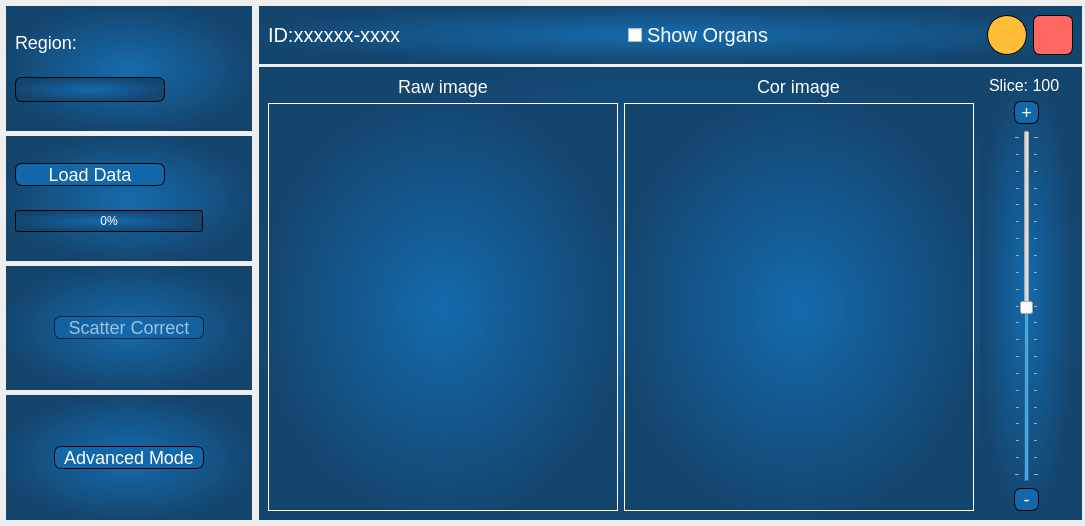
Qt form BachelorProjekt/mainwindow.ui (ChristianThingKnudsen/BachelorProject) before a commit.
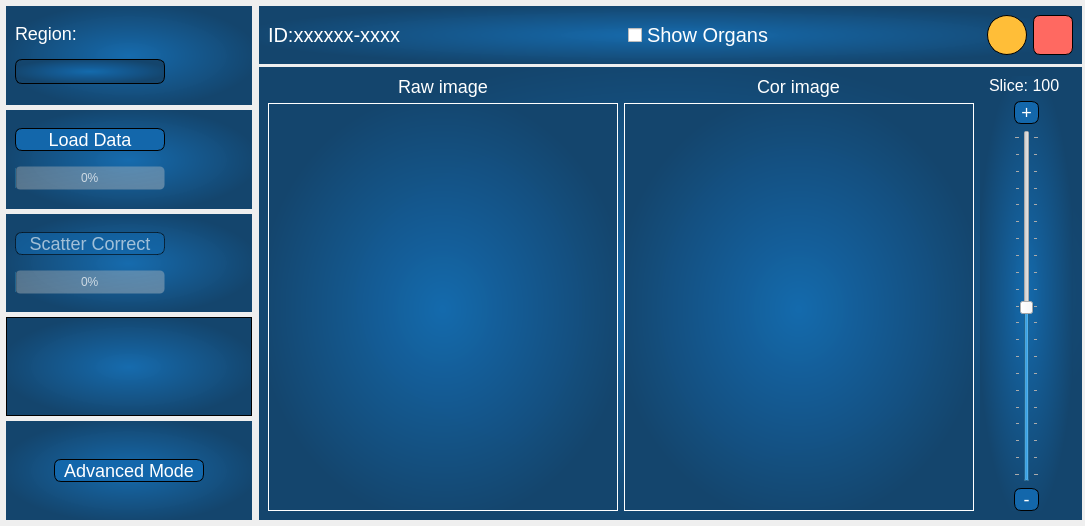
The same form after that commit. Icons and pictures are not drawn. Custom widgets are drawn as their Qt base class.

Commit message: Load data now diplays a more correct image

What changed in the file:
```diff
--- a/BachelorProjekt/mainwindow.ui
+++ b/BachelorProjekt/mainwindow.ui
@@ -323,13 +323,28 @@
            <widget class="QProgressBar" name="progressBarLoad">
             <property name="maximumSize">
              <size>
-              <width>188</width>
+              <width>150</width>
               <height>16777215</height>
              </size>
             </property>
+            <property name="styleSheet">
+             <string notr="true">QProgressBar{
+border: 1px solid transparent;
+text-align: center;
+color:rgba(255,255,255,70%);
+border-radius: 5px;
+background-color:qlineargradient(spread:pad, x1:0, y1:0, x2:1, y2:1, stop:0 rgba(182, 182, 182, 100), stop:1 rgba(209, 209, 209, 100));
+}                               </string>
+            </property>
             <property name="value">
              <number>0</number>
             </property>
+            <property name="textVisible">
+             <bool>true</bool>
+            </property>
+            <property name="textDirection">
+             <enum>QProgressBar::TopToBottom</enum>
+            </property>
            </widget>
           </item>
          </layout>
@@ -337,13 +352,455 @@
        </item>
        <item>
         <widget class="QFrame" name="frame">
+         <property name="palette">
+          <palette>
+           <active>
+            <colorrole role="WindowText">
+             <brush brushstyle="SolidPattern">
+              <color alpha="255">
+               <red>0</red>
+               <green>0</green>
+               <blue>0</blue>
+              </color>
+             </brush>
+            </colorrole>
+            <colorrole role="Button">
+             <brush brushstyle="SolidPattern">
+              <color alpha="255">
+               <red>255</red>
+               <green>255</green>
+               <blue>255</blue>
+              </color>
+             </brush>
+            </colorrole>
+            <colorrole role="Light">
+             <brush brushstyle="SolidPattern">
+              <color alpha="255">
+               <red>255</red>
+               <green>255</green>
+               <blue>255</blue>
+              </color>
+             </brush>
+            </colorrole>
+            <colorrole role="Midlight">
+             <brush brushstyle="SolidPattern">
+              <color alpha="255">
+               <red>255</red>
+               <green>255</green>
+               <blue>255</blue>
+              </color>
+             </brush>
+            </colorrole>
+            <colorrole role="Dark">
+             <brush brushstyle="SolidPattern">
+              <color alpha="255">
+               <red>127</red>
+               <green>127</green>
+               <blue>127</blue>
+              </color>
+             </brush>
+            </colorrole>
+            <colorrole role="Mid">
+             <brush brushstyle="SolidPattern">
+              <color alpha="255">
+               <red>170</red>
+               <green>170</green>
+               <blue>170</blue>
+              </color>
+             </brush>
+            </colorrole>
+            <colorrole role="Text">
+             <brush brushstyle="SolidPattern">
+              <color alpha="255">
+               <red>0</red>
+               <green>0</green>
+               <blue>0</blue>
+              </color>
+             </brush>
+            </colorrole>
+            <colorrole role="BrightText">
+             <brush brushstyle="SolidPattern">
+              <color alpha="255">
+               <red>255</red>
+               <green>255</green>
+               <blue>255</blue>
+              </color>
+             </brush>
+            </colorrole>
+            <colorrole role="ButtonText">
+             <brush brushstyle="SolidPattern">
+              <color alpha="255">
+               <red>0</red>
+               <green>0</green>
+               <blue>0</blue>
+              </color>
+             </brush>
+            </colorrole>
+            <colorrole role="Base">
+             <brush brushstyle="SolidPattern">
+              <color alpha="255">
+               <red>255</red>
+               <green>255</green>
+               <blue>255</blue>
+              </color>
+             </brush>
+            </colorrole>
+            <colorrole role="Window">
+             <brush brushstyle="SolidPattern">
+              <color alpha="255">
+               <red>255</red>
+               <green>255</green>
+               <blue>255</blue>
+              </color>
+             </brush>
+            </colorrole>
+            <colorrole role="Shadow">
+             <brush brushstyle="SolidPattern">
+              <color alpha="255">
+               <red>0</red>
+               <green>0</green>
+               <blue>0</blue>
+              </color>
+             </brush>
+            </colorrole>
+            <colorrole role="AlternateBase">
+             <brush brushstyle="SolidPattern">
+              <color alpha="255">
+               <red>255</red>
+               <green>255</green>
+               <blue>255</blue>
+              </color>
+             </brush>
+            </colorrole>
+            <colorrole role="ToolTipBase">
+             <brush brushstyle="SolidPattern">
+              <color alpha="255">
+               <red>255</red>
+               <green>255</green>
+               <blue>220</blue>
+              </color>
+             </brush>
+            </colorrole>
+            <colorrole role="ToolTipText">
+             <brush brushstyle="SolidPattern">
+              <color alpha="255">
+               <red>0</red>
+               <green>0</green>
+               <blue>0</blue>
+              </color>
+             </brush>
+            </colorrole>
+            <colorrole role="PlaceholderText">
+             <brush brushstyle="SolidPattern">
+              <color alpha="128">
+               <red>0</red>
+               <green>0</green>
+               <blue>0</blue>
+              </color>
+             </brush>
+            </colorrole>
+           </active>
+           <inactive>
+            <colorrole role="WindowText">
+             <brush brushstyle="SolidPattern">
+              <color alpha="255">
+               <red>0</red>
+               <green>0</green>
+               <blue>0</blue>
+              </color>
+             </brush>
+            </colorrole>
+            <colorrole role="Button">
+             <brush brushstyle="SolidPattern">
+              <color alpha="255">
+               <red>255</red>
+               <green>255</green>
+               <blue>255</blue>
+              </color>
+             </brush>
+            </colorrole>
+            <colorrole role="Light">
+             <brush brushstyle="SolidPattern">
+              <color alpha="255">
+               <red>255</red>
+               <green>255</green>
+               <blue>255</blue>
+              </color>
+             </brush>
+            </colorrole>
+            <colorrole role="Midlight">
+             <brush brushstyle="SolidPattern">
+              <color alpha="255">
+               <red>255</red>
+               <green>255</green>
+               <blue>255</blue>
+              </color>
+             </brush>
+            </colorrole>
+            <colorrole role="Dark">
+             <brush brushstyle="SolidPattern">
+              <color alpha="255">
+               <red>127</red>
+               <green>127</green>
+               <blue>127</blue>
+              </color>
+             </brush>
+            </colorrole>
+            <colorrole role="Mid">
+             <brush brushstyle="SolidPattern">
+              <color alpha="255">
+               <red>170</red>
+               <green>170</green>
+               <blue>170</blue>
+              </color>
+             </brush>
+            </colorrole>
+            <colorrole role="Text">
+             <brush brushstyle="SolidPattern">
+              <color alpha="255">
+               <red>0</red>
+               <green>0</green>
+               <blue>0</blue>
+              </color>
+             </brush>
+            </colorrole>
+            <colorrole role="BrightText">
+             <brush brushstyle="SolidPattern">
+              <color alpha="255">
+               <red>255</red>
+               <green>255</green>
+               <blue>255</blue>
+              </color>
+             </brush>
+            </colorrole>
+            <colorrole role="ButtonText">
+             <brush brushstyle="SolidPattern">
+              <color alpha="255">
+               <red>0</red>
+               <green>0</green>
+               <blue>0</blue>
+              </color>
+             </brush>
+            </colorrole>
+            <colorrole role="Base">
+             <brush brushstyle="SolidPattern">
+              <color alpha="255">
+               <red>255</red>
+               <green>255</green>
+               <blue>255</blue>
+              </color>
+             </brush>
+            </colorrole>
+            <colorrole role="Window">
+             <brush brushstyle="SolidPattern">
+              <color alpha="255">
+               <red>255</red>
+               <green>255</green>
+               <blue>255</blue>
+              </color>
+             </brush>
+            </colorrole>
+            <colorrole role="Shadow">
+             <brush brushstyle="SolidPattern">
+              <color alpha="255">
+               <red>0</red>
+               <green>0</green>
+               <blue>0</blue>
+              </color>
+             </brush>
+            </colorrole>
+            <colorrole role="AlternateBase">
+             <brush brushstyle="SolidPattern">
+              <color alpha="255">
+               <red>255</red>
+               <green>255</green>
+               <blue>255</blue>
+              </color>
+             </brush>
+            </colorrole>
+            <colorrole role="ToolTipBase">
+             <brush brushstyle="SolidPattern">
+              <color alpha="255">
+               <red>255</red>
+               <green>255</green>
+               <blue>220</blue>
+              </color>
+             </brush>
+            </colorrole>
+            <colorrole role="ToolTipText">
+             <brush brushstyle="SolidPattern">
+              <color alpha="255">
+               <red>0</red>
+               <green>0</green>
+               <blue>0</blue>
+              </color>
+             </brush>
+            </colorrole>
+            <colorrole role="PlaceholderText">
+             <brush brushstyle="SolidPattern">
+              <color alpha="128">
+               <red>0</red>
+               <green>0</green>
+               <blue>0</blue>
+              </color>
+             </brush>
+            </colorrole>
+           </inactive>
+           <disabled>
+            <colorrole role="WindowText">
+             <brush brushstyle="SolidPattern">
+              <color alpha="255">
+               <red>127</red>
+               <green>127</green>
+               <blue>127</blue>
+              </color>
+             </brush>
+            </colorrole>
+            <colorrole role="Button">
+             <brush brushstyle="SolidPattern">
+              <color alpha="255">
+               <red>255</red>
+               <green>255</green>
+               <blue>255</blue>
+              </color>
+             </brush>
+            </colorrole>
+            <colorrole role="Light">
+             <brush brushstyle="SolidPattern">
+              <color alpha="255">
+               <red>255</red>
+               <green>255</green>
+               <blue>255</blue>
+              </color>
+             </brush>
+            </colorrole>
+            <colorrole role="Midlight">
+             <brush brushstyle="SolidPattern">
+              <color alpha="255">
+               <red>255</red>
+               <green>255</green>
+               <blue>255</blue>
+              </color>
+             </brush>
+            </colorrole>
+            <colorrole role="Dark">
+             <brush brushstyle="SolidPattern">
+              <color alpha="255">
+               <red>127</red>
+               <green>127</green>
+               <blue>127</blue>
+              </color>
+             </brush>
+            </colorrole>
+            <colorrole role="Mid">
+             <brush brushstyle="SolidPattern">
+              <color alpha="255">
+               <red>170</red>
+               <green>170</green>
+               <blue>170</blue>
+              </color>
+             </brush>
+            </colorrole>
+            <colorrole role="Text">
+             <brush brushstyle="SolidPattern">
+              <color alpha="255">
+               <red>127</red>
+               <green>127</green>
+               <blue>127</blue>
+              </color>
+             </brush>
+            </colorrole>
+            <colorrole role="BrightText">
+             <brush brushstyle="SolidPattern">
+              <color alpha="255">
+               <red>255</red>
+               <green>255</green>
+               <blue>255</blue>
+              </color>
+             </brush>
+            </colorrole>
+            <colorrole role="ButtonText">
+             <brush brushstyle="SolidPattern">
+              <color alpha="255">
+               <red>127</red>
+               <green>127</green>
+               <blue>127</blue>
+              </color>
+             </brush>
+            </colorrole>
+            <colorrole role="Base">
+             <brush brushstyle="SolidPattern">
+              <color alpha="255">
+               <red>255</red>
+               <green>255</green>
+               <blue>255</blue>
+              </color>
+             </brush>
+            </colorrole>
+            <colorrole role="Window">
+             <brush brushstyle="SolidPattern">
+              <color alpha="255">
+               <red>255</red>
+               <green>255</green>
+               <blue>255</blue>
+              </color>
+             </brush>
+            </colorrole>
+            <colorrole role="Shadow">
+             <brush brushstyle="SolidPattern">
+              <color alpha="255">
+               <red>0</red>
+               <green>0</green>
+               <blue>0</blue>
+              </color>
+             </brush>
+            </colorrole>
+            <colorrole role="AlternateBase">
+             <brush brushstyle="SolidPattern">
+              <color alpha="255">
+               <red>255</red>
+               <green>255</green>
+               <blue>255</blue>
+              </color>
+             </brush>
+            </colorrole>
+            <colorrole role="ToolTipBase">
+             <brush brushstyle="SolidPattern">
+              <color alpha="255">
+               <red>255</red>
+               <green>255</green>
+               <blue>220</blue>
+              </color>
+             </brush>
+            </colorrole>
+            <colorrole role="ToolTipText">
+             <brush brushstyle="SolidPattern">
+              <color alpha="255">
+               <red>0</red>
+               <green>0</green>
+               <blue>0</blue>
+              </color>
+             </brush>
+            </colorrole>
+            <colorrole role="PlaceholderText">
+             <brush brushstyle="SolidPattern">
+              <color alpha="128">
+               <red>0</red>
+               <green>0</green>
+               <blue>0</blue>
+              </color>
+             </brush>
+            </colorrole>
+           </disabled>
+          </palette>
+         </property>
          <property name="styleSheet">
           <string notr="true">QFrame{
 	background-color: qradialgradient(spread:reflect, cx:0.5, cy:0.5, radius:0.7, fx:0.499, fy:0.505682, stop:0 rgba(20, 106, 173, 253), stop:0.756757 rgba(20, 69, 109, 255));
 	color: #ffffff;
 }</string>
          </property>
-         <layout class="QHBoxLayout" name="horizontalLayoutLoadCBCT">
+         <layout class="QVBoxLayout" name="verticalLayout_10">
           <item>
            <widget class="QPushButton" name="btnScatterCorrect">
             <property name="enabled">
@@ -374,9 +831,348 @@
             </property>
            </widget>
           </item>
+          <item>
+           <widget class="QProgressBar" name="progressBarSC">
+            <property name="maximumSize">
+             <size>
+              <width>150</width>
+              <height>16777215</height>
+             </size>
+            </property>
+            <property name="palette">
+             <palette>
+              <active>
+               <colorrole role="WindowText">
+                <brush brushstyle="SolidPattern">
+                 <color alpha="179">
+                  <red>255</red>
+                  <green>255</green>
+                  <blue>255</blue>
+                 </color>
+                </brush>
+               </colorrole>
+               <colorrole role="Button">
+                <brush brushstyle="LinearGradientPattern">
+                 <gradient startx="0.000000000000000" starty="0.000000000000000" endx="1.000000000000000" endy="1.000000000000000" type="LinearGradient" spread="PadSpread" coordinatemode="ObjectBoundingMode">
+                  <gradientstop position="0.000000000000000">
+                   <color alpha="100">
+                    <red>182</red>
+                    <green>182</green>
+                    <blue>182</blue>
+                   </color>
+                  </gradientstop>
+                  <gradientstop position="1.000000000000000">
+                   <color alpha="100">
+                    <red>209</red>
+                    <green>209</green>
+                    <blue>209</blue>
+                   </color>
+                  </gradientstop>
+                 </gradient>
+                </brush>
+               </colorrole>
+               <colorrole role="Text">
+                <brush brushstyle="SolidPattern">
+                 <color alpha="179">
+                  <red>255</red>
+                  <green>255</green>
+                  <blue>255</blue>
+                 </color>
+                </brush>
+               </colorrole>
+               <colorrole role="ButtonText">
+                <brush brushstyle="SolidPattern">
+                 <color alpha="179">
+                  <red>255</red>
+                  <green>255</green>
+                  <blue>255</blue>
+                 </color>
+                </brush>
+               </colorrole>
+               <colorrole role="Base">
+                <brush brushstyle="LinearGradientPattern">
+                 <gradient startx="0.000000000000000" starty="0.000000000000000" endx="1.000000000000000" endy="1.000000000000000" type="LinearGradient" spread="PadSpread" coordinatemode="ObjectBoundingMode">
+                  <gradientstop position="0.000000000000000">
+                   <color alpha="100">
+                    <red>182</red>
+                    <green>182</green>
+                    <blue>182</blue>
+                   </color>
+                  </gradientstop>
+                  <gradientstop position="1.000000000000000">
+                   <color alpha="100">
+                    <red>209</red>
+                    <green>209</green>
+                    <blue>209</blue>
+                   </color>
+                  </gradientstop>
+                 </gradient>
+                </brush>
+               </colorrole>
+               <colorrole role="Window">
+                <brush brushstyle="LinearGradientPattern">
+                 <gradient startx="0.000000000000000" starty="0.000000000000000" endx="1.000000000000000" endy="1.000000000000000" type="LinearGradient" spread="PadSpread" coordinatemode="ObjectBoundingMode">
+                  <gradientstop position="0.000000000000000">
+                   <color alpha="100">
+                    <red>182</red>
+                    <green>182</green>
+                    <blue>182</blue>
+                   </color>
+                  </gradientstop>
+                  <gradientstop position="1.000000000000000">
+                   <color alpha="100">
+                    <red>209</red>
+                    <green>209</green>
+                    <blue>209</blue>
+                   </color>
+                  </gradientstop>
+                 </gradient>
+                </brush>
+               </colorrole>
+               <colorrole role="PlaceholderText">
+                <brush brushstyle="NoBrush">
+                 <color alpha="128">
+                  <red>255</red>
+                  <green>255</green>
+                  <blue>255</blue>
+                 </color>
+                </brush>
+               </colorrole>
+              </active>
+              <inactive>
+               <colorrole role="WindowText">
+                <brush brushstyle="SolidPattern">
+                 <color alpha="179">
+                  <red>255</red>
+                  <green>255</green>
+                  <blue>255</blue>
+                 </color>
+                </brush>
+               </colorrole>
+               <colorrole role="Button">
+                <brush brushstyle="LinearGradientPattern">
+                 <gradient startx="0.000000000000000" starty="0.000000000000000" endx="1.000000000000000" endy="1.000000000000000" type="LinearGradient" spread="PadSpread" coordinatemode="ObjectBoundingMode">
+                  <gradientstop position="0.000000000000000">
+                   <color alpha="100">
+                    <red>182</red>
+                    <green>182</green>
+                    <blue>182</blue>
+                   </color>
+                  </gradientstop>
+                  <gradientstop position="1.000000000000000">
+                   <color alpha="100">
+                    <red>209</red>
+                    <green>209</green>
+                    <blue>209</blue>
+                   </color>
+                  </gradientstop>
+                 </gradient>
+                </brush>
+               </colorrole>
+               <colorrole role="Text">
+                <brush brushstyle="SolidPattern">
+                 <color alpha="179">
+                  <red>255</red>
+                  <green>255</green>
+                  <blue>255</blue>
+                 </color>
+                </brush>
+               </colorrole>
+               <colorrole role="ButtonText">
+                <brush brushstyle="SolidPattern">
+                 <color alpha="179">
+                  <red>255</red>
+                  <green>255</green>
+                  <blue>255</blue>
+                 </color>
+                </brush>
+               </colorrole>
+               <colorrole role="Base">
+                <brush brushstyle="LinearGradientPattern">
+                 <gradient startx="0.000000000000000" starty="0.000000000000000" endx="1.000000000000000" endy="1.000000000000000" type="LinearGradient" spread="PadSpread" coordinatemode="ObjectBoundingMode">
+                  <gradientstop position="0.000000000000000">
+                   <color alpha="100">
+                    <red>182</red>
+                    <green>182</green>
+                    <blue>182</blue>
+                   </color>
+                  </gradientstop>
+                  <gradientstop position="1.000000000000000">
+                   <color alpha="100">
+                    <red>209</red>
+                    <green>209</green>
+                    <blue>209</blue>
+                   </color>
+                  </gradientstop>
+                 </gradient>
+                </brush>
+               </colorrole>
+               <colorrole role="Window">
+                <brush brushstyle="LinearGradientPattern">
+                 <gradient startx="0.000000000000000" starty="0.000000000000000" endx="1.000000000000000" endy="1.000000000000000" type="LinearGradient" spread="PadSpread" coordinatemode="ObjectBoundingMode">
+                  <gradientstop position="0.000000000000000">
+                   <color alpha="100">
+                    <red>182</red>
+                    <green>182</green>
+                    <blue>182</blue>
+                   </color>
+                  </gradientstop>
+                  <gradientstop position="1.000000000000000">
+                   <color alpha="100">
+                    <red>209</red>
+                    <green>209</green>
+                    <blue>209</blue>
+                   </color>
+                  </gradientstop>
+                 </gradient>
+                </brush>
+               </colorrole>
+               <colorrole role="PlaceholderText">
+                <brush brushstyle="NoBrush">
+                 <color alpha="128">
+                  <red>255</red>
+                  <green>255</green>
+                  <blue>255</blue>
+                 </color>
+                </brush>
+               </colorrole>
+              </inactive>
+              <disabled>
+               <colorrole role="WindowText">
+                <brush brushstyle="SolidPattern">
+                 <color alpha="179">
+                  <red>255</red>
+                  <green>255</green>
+                  <blue>255</blue>
+                 </color>
+                </brush>
+               </colorrole>
+               <colorrole role="Button">
+                <brush brushstyle="LinearGradientPattern">
+                 <gradient startx="0.000000000000000" starty="0.000000000000000" endx="1.000000000000000" endy="1.000000000000000" type="LinearGradient" spread="PadSpread" coordinatemode="ObjectBoundingMode">
+                  <gradientstop position="0.000000000000000">
+                   <color alpha="100">
+                    <red>182</red>
+                    <green>182</green>
+                    <blue>182</blue>
+                   </color>
+                  </gradientstop>
+                  <gradientstop position="1.000000000000000">
+                   <color alpha="100">
+                    <red>209</red>
+                    <green>209</green>
+                    <blue>209</blue>
+                   </color>
+                  </gradientstop>
+                 </gradient>
+                </brush>
+               </colorrole>
+               <colorrole role="Text">
+                <brush brushstyle="SolidPattern">
+                 <color alpha="179">
+                  <red>255</red>
+                  <green>255</green>
+                  <blue>255</blue>
+                 </color>
+                </brush>
+               </colorrole>
+               <colorrole role="ButtonText">
+                <brush brushstyle="SolidPattern">
+                 <color alpha="179">
+                  <red>255</red>
+                  <green>255</green>
+                  <blue>255</blue>
+                 </color>
+                </brush>
+               </colorrole>
+               <colorrole role="Base">
+                <brush brushstyle="LinearGradientPattern">
+                 <gradient startx="0.000000000000000" starty="0.000000000000000" endx="1.000000000000000" endy="1.000000000000000" type="LinearGradient" spread="PadSpread" coordinatemode="ObjectBoundingMode">
+                  <gradientstop position="0.000000000000000">
+                   <color alpha="100">
+                    <red>182</red>
+                    <green>182</green>
+                    <blue>182</blue>
+                   </color>
+                  </gradientstop>
+                  <gradientstop position="1.000000000000000">
+                   <color alpha="100">
+                    <red>209</red>
+                    <green>209</green>
+                    <blue>209</blue>
+                   </color>
+                  </gradientstop>
+                 </gradient>
+                </brush>
+               </colorrole>
+               <colorrole role="Window">
+                <brush brushstyle="LinearGradientPattern">
+                 <gradient startx="0.000000000000000" starty="0.000000000000000" endx="1.000000000000000" endy="1.000000000000000" type="LinearGradient" spread="PadSpread" coordinatemode="ObjectBoundingMode">
+                  <gradientstop position="0.000000000000000">
+                   <color alpha="100">
+                    <red>182</red>
+                    <green>182</green>
+                    <blue>182</blue>
+                   </color>
+                  </gradientstop>
+                  <gradientstop position="1.000000000000000">
+                   <color alpha="100">
+                    <red>209</red>
+                    <green>209</green>
+                    <blue>209</blue>
+                   </color>
+                  </gradientstop>
+                 </gradient>
+                </brush>
+               </colorrole>
+               <colorrole role="PlaceholderText">
+                <brush brushstyle="NoBrush">
+                 <color alpha="128">
+                  <red>255</red>
+                  <green>255</green>
+                  <blue>255</blue>
+                 </color>
+                </brush>
+               </colorrole>
+              </disabled>
+             </palette>
+            </property>
+            <property name="cursor">
+             <cursorShape>ArrowCursor</cursorShape>
+            </property>
+            <property name="styleSheet">
+             <string notr="true">QProgressBar{
+border: 1px solid transparent;
+text-align: center;
+color:rgba(255,255,255,70%);
+border-radius: 5px;
+background-color:qlineargradient(spread:pad, x1:0, y1:0, x2:1, y2:1, stop:0 rgba(182, 182, 182, 100), stop:1 rgba(209, 209, 209, 100));
+}            </string>
+            </property>
+            <property name="value">
+             <number>0</number>
+            </property>
+           </widget>
+          </item>
          </layout>
         </widget>
        </item>
+       <item>
+        <widget class="QFrame" name="frame_3">
+         <property name="styleSheet">
+          <string notr="true">QFrame{
+	background-color: qradialgradient(spread:reflect, cx:0.5, cy:0.5, radius:0.7, fx:0.499, fy:0.505682, stop:0 rgba(20, 106, 173, 253), stop:0.756757 rgba(20, 69, 109, 255));
+	color: #ffffff;
+}</string>
+         </property>
+         <property name="frameShape">
+          <enum>QFrame::StyledPanel</enum>
+         </property>
+         <property name="frameShadow">
+          <enum>QFrame::Raised</enum>
+         </property>
+        </widget>
+       </item>
        <item>
         <widget class="QFrame" name="frame">
          <property name="styleSheet">
```
The commit also changes 2 other files.
